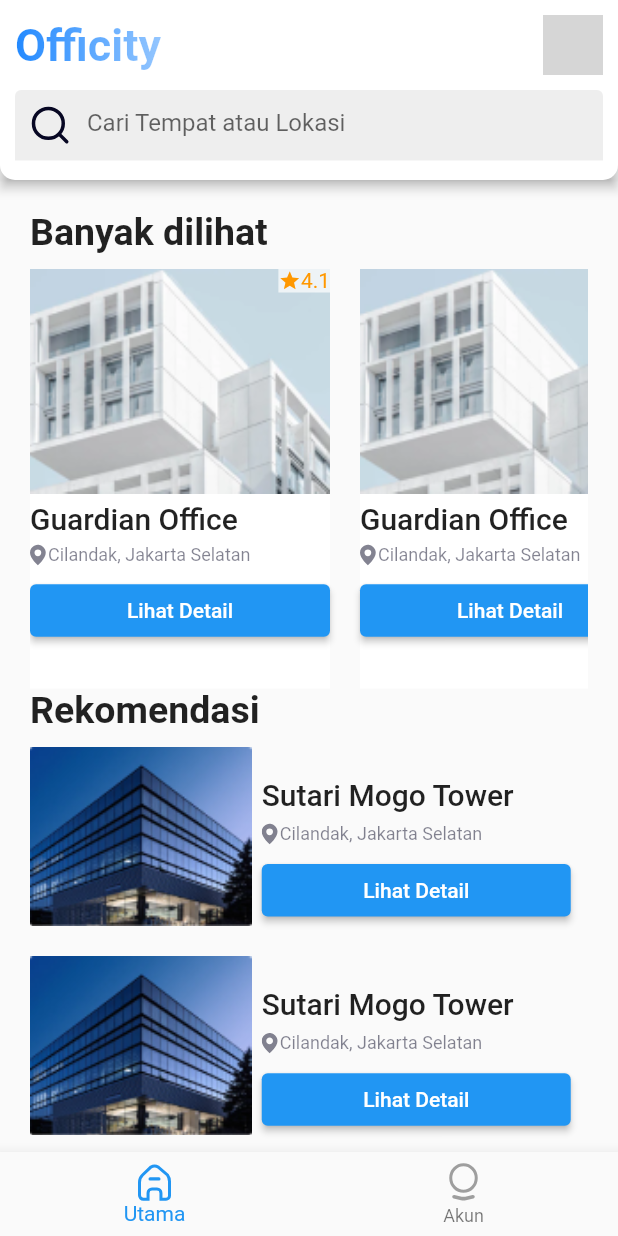
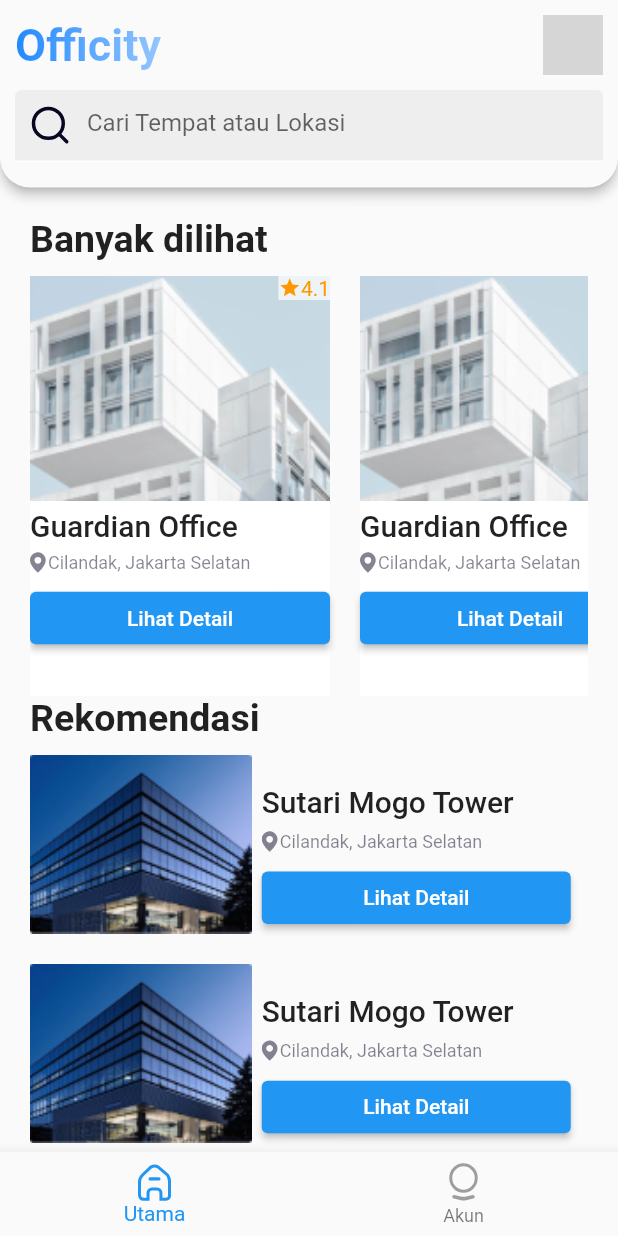
Before and after one commit to Kelompok-19-kelas-B-Altera/flutter_office_booking, a Flutter app: the screen it shows after launch, on a phone screen of 412 x 824 dp. Run offline on Flutter 3.47's test engine with Material 2 defaults, Android fonts, the phone set to English and light mode, and no system bars; our stand-ins replace carousel_slider, dio, flutter_svg; accounts and stored records are empty; network calls fail; grey boxes are pictures that could not be loaded.

Commit message:
Change appbar implementation

```diff
--- a/lib/views/screens/home_screen.dart
+++ b/lib/views/screens/home_screen.dart
@@ -12,85 +12,14 @@ class HomeScreen extends StatelessWidget {
     final _searchController = TextEditingController();
 
     return Scaffold(
-      body: SafeArea(
-        child: Stack(
-          children: [
-            SingleChildScrollView(
-              padding: EdgeInsets.symmetric(horizontal: 20),
-              child: Column(
-                crossAxisAlignment: CrossAxisAlignment.start,
-                mainAxisSize: MainAxisSize.min,
-                children: [
-                  const SizedBox(
-                    height: 140,
+      appBar: PreferredSize(
+        preferredSize: const Size.fromHeight(125),
+        child: Material(
+          borderRadius: const BorderRadius.vertical(
+            bottom: Radius.circular(20),
           ),
-                  const Text(
-                    'Banyak dilihat',
-                    textAlign: TextAlign.left,
-                    style: TextStyle(
-                      fontSize: 25,
-                      fontWeight: FontWeight.w600,
-                    ),
-                  ),
-                  const SizedBox(
-                    height: 10,
-                  ),
-                  SizedBox(
-                    height: 280,
-                    child: ListView.separated(
-                      scrollDirection: Axis.horizontal,
-                      itemBuilder: (ctx, i) {
-                        return const MostViewCard();
-                      },
-                      separatorBuilder: (ctx, i) {
-                        return const SizedBox(
-                          width: 20,
-                        );
-                      },
-                      itemCount: 5,
-                    ),
-                  ),
-                  const Text(
-                    'Rekomendasi',
-                    textAlign: TextAlign.left,
-                    style: TextStyle(
-                      fontSize: 25,
-                      fontWeight: FontWeight.w600,
-                    ),
-                  ),
-                  const SizedBox(
-                    height: 10,
-                  ),
-                  Flexible(
-                    child: ListView.separated(
-                      physics: const NeverScrollableScrollPhysics(),
-                      shrinkWrap: true,
-                      itemBuilder: (ctx, i) {
-                        return const RecomendationCard();
-                      },
-                      separatorBuilder: (ctx, i) {
-                        return const SizedBox(
-                          height: 20,
-                        );
-                      },
-                      itemCount: 10,
-                    ),
-                  ),
-                ],
-              ),
-            ),
-            Material(
-              color: Colors.transparent,
           elevation: 3,
-              child: Container(
-                height: 120,
-                decoration: const BoxDecoration(
-                  color: Colors.white,
-                  borderRadius: BorderRadius.only(
-                    bottomLeft: Radius.circular(10),
-                    bottomRight: Radius.circular(10),
-                  ),
-                ),
+          child: SafeArea(
             child: Column(
               children: [
                 Padding(
@@ -159,7 +88,68 @@ class HomeScreen extends StatelessWidget {
             ),
           ),
         ),
+      ),
+      body: SafeArea(
+        child: SingleChildScrollView(
+          padding: const EdgeInsets.all(20),
+          child: Column(
+            crossAxisAlignment: CrossAxisAlignment.start,
+            mainAxisSize: MainAxisSize.min,
+            children: [
+              const Text(
+                'Banyak dilihat',
+                textAlign: TextAlign.left,
+                style: TextStyle(
+                  fontSize: 25,
+                  fontWeight: FontWeight.w600,
+                ),
+              ),
+              const SizedBox(
+                height: 10,
+              ),
+              SizedBox(
+                height: 280,
+                child: ListView.separated(
+                  scrollDirection: Axis.horizontal,
+                  itemBuilder: (ctx, i) {
+                    return const MostViewCard();
+                  },
+                  separatorBuilder: (ctx, i) {
+                    return const SizedBox(
+                      width: 20,
+                    );
+                  },
+                  itemCount: 5,
+                ),
+              ),
+              const Text(
+                'Rekomendasi',
+                textAlign: TextAlign.left,
+                style: TextStyle(
+                  fontSize: 25,
+                  fontWeight: FontWeight.w600,
+                ),
+              ),
+              const SizedBox(
+                height: 10,
+              ),
+              Flexible(
+                child: ListView.separated(
+                  physics: const NeverScrollableScrollPhysics(),
+                  shrinkWrap: true,
+                  itemBuilder: (ctx, i) {
+                    return const RecomendationCard();
+                  },
+                  separatorBuilder: (ctx, i) {
+                    return const SizedBox(
+                      height: 20,
+                    );
+                  },
+                  itemCount: 10,
+                ),
+              ),
             ],
+          ),
         ),
       ),
     );
```
Lines whose indentation alone changed are shown as unchanged.
